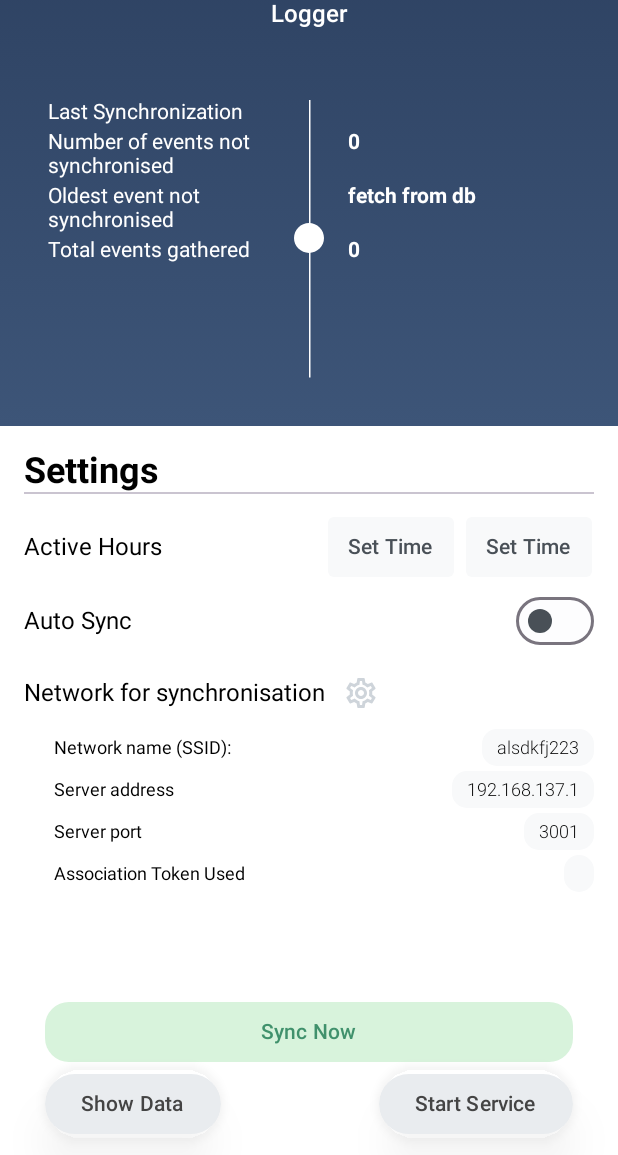
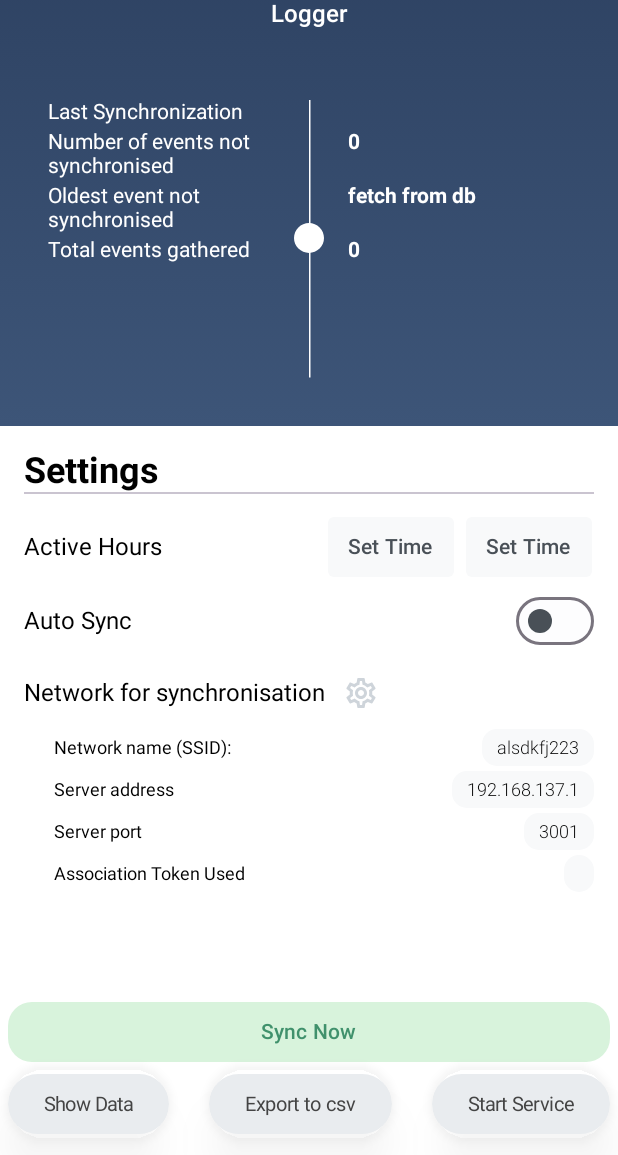
Before and after one commit to marekStef/decentralised-storage-system, an Android app built with Jetpack Compose: the MainScreen screen opened through its navigation route, on a phone screen of 412 x 824 dp, the part 81-1236 px from its top. Run offline under Robolectric (Android 15) with nearby library versions, the phone set to English and light mode, and no system bars; our stand-ins replace accompanist, livedata-compose; 1 statement that could not run was skipped.

Commit message:
added an option for exporting locations to csv

```diff
--- a/source_apps/locationTracker/app/src/main/java/com/example/locationtracker/screens/ProfilesAndPermissionsScreen/ProfilesAndPermissionsScreen.kt
+++ b/source_apps/locationTracker/app/src/main/java/com/example/locationtracker/screens/ProfilesAndPermissionsScreen/ProfilesAndPermissionsScreen.kt
@@ -62,6 +62,8 @@ fun ProfilesAndPermissionsScreen(
 
     val isAskingForPermissions = mainViewModel.isAskingForPermissions.observeAsState()
     val askingForPermissionsStatus = mainViewModel.askingForPermissionsStatus.observeAsState()
+
+    val isRegistrationSetupProperly = mainViewModel.isRegistrationSetupProperly.observeAsState()
 //
 //    val isLoadingDataStorageServerReachability =
 //        mainViewModel.isLoadingDataStorageServerReachability.observeAsState()
@@ -302,6 +304,7 @@ fun ProfilesAndPermissionsScreen(
                             modifier = Modifier.fillMaxWidth(),
                             shape = RoundedCornerShape(4.dp),
                             onClick = {
+                                mainViewModel.updateIsRegistrationSetupProperly(true)
                                 navController.navigate("mainScreen")
                             }) {
                             Text("Proceed to the app")
--- a/source_apps/locationTracker/app/src/main/java/com/example/locationtracker/screens/mainScreen/MainScreen.kt
+++ b/source_apps/locationTracker/app/src/main/java/com/example/locationtracker/screens/mainScreen/MainScreen.kt
@@ -27,18 +27,14 @@ import androidx.compose.foundation.layout.fillMaxWidth
 import androidx.compose.foundation.layout.height
 import androidx.compose.foundation.layout.padding
 import androidx.compose.foundation.layout.width
-import androidx.compose.foundation.layout.wrapContentSize
 import androidx.compose.foundation.lazy.LazyColumn
 import androidx.compose.foundation.shape.RoundedCornerShape
 import androidx.compose.material.Icon
 import androidx.compose.material.IconButton
 import androidx.compose.material.icons.Icons
-import androidx.compose.material.icons.automirrored.filled.ArrowBack
-import androidx.compose.material.icons.filled.Settings
 import androidx.compose.material.icons.outlined.Settings
 import androidx.compose.material3.ButtonDefaults
 import androidx.compose.material3.Divider
-import androidx.compose.material3.MaterialTheme
 import androidx.compose.material3.Switch
 import androidx.compose.material3.SwitchDefaults
 import androidx.compose.runtime.LaunchedEffect
@@ -49,6 +45,7 @@ import androidx.compose.ui.draw.shadow
 import androidx.compose.ui.graphics.Color
 import androidx.compose.ui.platform.LocalContext
 import androidx.compose.ui.res.colorResource
+import androidx.compose.ui.text.TextStyle
 import androidx.compose.ui.text.font.FontWeight
 import androidx.compose.ui.unit.dp
 import androidx.compose.ui.unit.sp
@@ -61,6 +58,7 @@ import com.example.locationtracker.screens.mainScreen.components.FineLocationPer
 import com.example.locationtracker.screens.mainScreen.components.PermissionDialog
 import com.example.locationtracker.screens.mainScreen.components.BackgroundLocationPermissionTextProvider
 import com.example.locationtracker.screens.mainScreen.components.CoarseLocationPermissionTextProvider
+import com.example.locationtracker.screens.mainScreen.components.ExportButton
 import com.example.locationtracker.screens.mainScreen.components.SyncStatusCard
 import com.example.locationtracker.viewModel.MainViewModel
 import java.util.Calendar
@@ -427,7 +425,7 @@ fun MainScreen(
         Column(
             modifier = Modifier
                 .fillMaxSize()
-                .padding(bottom = 10.dp, start = 30.dp, end = 30.dp),
+                .padding(bottom = 10.dp, start = 5.dp, end = 5.dp),
             verticalArrangement = Arrangement.Bottom,
             horizontalAlignment = Alignment.CenterHorizontally
         ) {
@@ -437,7 +435,9 @@ fun MainScreen(
 //
 //            ) {
             Row() {
-                Button(modifier = Modifier.fillMaxWidth().padding(0.dp),
+                Button(modifier = Modifier
+                    .fillMaxWidth()
+                    .padding(0.dp),
                     shape = RoundedCornerShape(16.dp),
                     colors = ButtonDefaults.buttonColors(
                         containerColor = colorResource(id = R.color.green0),
@@ -475,8 +475,16 @@ fun MainScreen(
                         contentColor = Color.DarkGray
                     ),
                     onClick = { navController.navigate("logScreen") }) {
-                    Text("Show Data")
+                    Text(
+                        "Show Data",
+                        style = TextStyle(
+                            fontSize = 13.sp
+                        )
+                    )
                 }
+
+                ExportButton(activity, viewModel)
+
 //                Spacer(modifier = Modifier.width(42.dp))
                 ServiceControlButton(applicationContext, viewModel)
             }
@@ -536,7 +544,12 @@ fun ServiceControlButton(
             }
 
         }) {
-        Text(if (isServiceRunning) "Stop Service" else "Start Service")
+        Text(
+            if (isServiceRunning) "Stop Service" else "Start Service",
+            style = TextStyle(
+                fontSize = 13.sp
+            )
+        )
     }
 }
 
--- /dev/null
+++ b/source_apps/locationTracker/app/src/main/java/com/example/locationtracker/screens/mainScreen/components/ExportButton.kt
@@ -0,0 +1,63 @@
+package com.example.locationtracker.screens.mainScreen.components
+
+import android.app.Activity
+import android.util.Log
+import androidx.compose.foundation.layout.padding
+import androidx.compose.foundation.shape.RoundedCornerShape
+import androidx.compose.material3.Button
+import androidx.compose.material3.ButtonDefaults
+import androidx.compose.material3.Text
+import androidx.compose.runtime.Composable
+import androidx.compose.runtime.LaunchedEffect
+import androidx.compose.runtime.getValue
+import androidx.compose.runtime.livedata.observeAsState
+import androidx.compose.ui.Modifier
+import androidx.compose.ui.draw.shadow
+import androidx.compose.ui.graphics.Color
+import androidx.compose.ui.res.colorResource
+import androidx.compose.ui.text.TextStyle
+import androidx.compose.ui.unit.dp
+import androidx.compose.ui.unit.sp
+import androidx.work.WorkInfo
+import com.example.locationtracker.R
+import com.example.locationtracker.utils.showAlertDialogWithOkButton
+import com.example.locationtracker.viewModel.MainViewModel
+
+@Composable
+fun ExportButton(activity: Activity, mainViewModel: MainViewModel) {
+    val workInfo by mainViewModel.workInfo.observeAsState()
+
+    LaunchedEffect(workInfo) {
+        when (workInfo?.state) {
+            WorkInfo.State.SUCCEEDED -> {
+                val filePath = workInfo!!.outputData.getString("filePath")
+                Log.d("ExportCSV", "File exported to: $filePath")
+                mainViewModel.setTempFilePath("$filePath") // this will trigger file picker to open
+            }
+            WorkInfo.State.FAILED -> {
+                showAlertDialogWithOkButton(activity, "Error", "There was an error generating the file")
+                Log.e("ExportCSV", "Export failed")
+            }
+            else -> {}
+        }
+    }
+
+    Button(
+        modifier = Modifier
+            .shadow(
+                elevation = 15.dp,
+                spotColor = Color.LightGray,
+                shape = RoundedCornerShape(40.dp)
+            )
+            .padding(0.dp),
+        colors = ButtonDefaults.buttonColors(
+            containerColor = colorResource(id = R.color.gray_light2),
+            contentColor = Color.DarkGray
+        ),
+        onClick = { mainViewModel.exportData() }) {
+        Text("Export to csv", style = TextStyle(
+            fontSize = 13.sp
+        )
+        )
+    }
+}
--- a/source_apps/locationTracker/app/src/main/java/com/example/locationtracker/viewModel/MainViewModel.kt
+++ b/source_apps/locationTracker/app/src/main/java/com/example/locationtracker/viewModel/MainViewModel.kt
@@ -1,11 +1,20 @@
 package com.example.locationtracker.viewModel
 
+import android.app.Activity
+import android.app.Application
+import android.content.Intent
+import android.net.Uri
 import android.util.Log
+import androidx.activity.result.contract.ActivityResultContracts
 import androidx.compose.runtime.mutableStateListOf
+import androidx.lifecycle.AndroidViewModel
 import androidx.lifecycle.LiveData
 import androidx.lifecycle.MutableLiveData
 import androidx.lifecycle.ViewModel
 import androidx.lifecycle.viewModelScope
+import androidx.work.OneTimeWorkRequestBuilder
+import androidx.work.WorkInfo
+import androidx.work.WorkManager
 import com.example.locationtracker.constants.App
 import com.example.locationtracker.constants.DataStorageRelated.UNIQUE_LOCATION_PROFILE_NAME
 
@@ -19,6 +28,7 @@ import com.example.locationtracker.model.DataStorageDetails
 import com.example.locationtracker.model.EmptyDataStorageDetails
 import com.example.locationtracker.model.SyncInfo
 import com.example.locationtracker.utils.loadJsonSchemaFromRes
+import com.example.locationtracker.workManagers.ExportLocationsWorker
 import kotlinx.coroutines.Dispatchers
 import kotlinx.coroutines.delay
 import kotlinx.coroutines.isActive
@@ -49,7 +59,9 @@ enum class PermissionsStatusEnum {
     PERMISSIONS_REQUEST_FAILED
 }
 
-class MainViewModel(private val dbManager: LogsManager, private val preferencesManager: PreferencesManager) : ViewModel() {
+class MainViewModel(private val application: Application, private val dbManager: LogsManager, private val preferencesManager: PreferencesManager) : AndroidViewModel(application) {
+    private val workManager = WorkManager.getInstance(application)
+
     private val TIME_PERIOD_MILLISECONDS = 10000L
 
     // queue for permissions
@@ -230,7 +242,38 @@ class MainViewModel(private val dbManager: LogsManager, private val preferencesM
         }
     }
 
+    private val _isRegistrationSetupProperly = MutableLiveData<Boolean>(false)
+    val isRegistrationSetupProperly: LiveData<Boolean> = _isRegistrationSetupProperly
+    fun updateIsRegistrationSetupProperly(isProperlySetup: Boolean) {
+        _isRegistrationSetupProperly.value = isProperlySetup
+    }
     // data storage server - profile creation [END]
+
+    // csv exporting
+    private val _workInfo = MutableLiveData<WorkInfo>()
+    val workInfo: LiveData<WorkInfo> = _workInfo
+
+    fun exportData() {
+        val request = OneTimeWorkRequestBuilder<ExportLocationsWorker>().build()
+        workManager.getWorkInfoByIdLiveData(request.id).observeForever { workInfo ->
+            _workInfo.postValue(workInfo)
+        }
+        workManager.enqueue(request)
+    }
+
+    private val _tempFilePath = MutableLiveData<String?>() // file path if it's requested to open dialog, otherwise null
+    val tempFilePath: LiveData<String?> = _tempFilePath
+
+    fun setTempFilePath(filePath: String) {
+        _tempFilePath.value = filePath
+    }
+
+    // Reset the trigger to allow for future requests
+    fun resetTempFilePath() {
+        _tempFilePath.value = null
+    }
+
+    // csv exporting [end]
 
     init {
         loadDataStorageDetails()
```
Also changed, not shown: source_apps/locationTracker/app/src/main/java/com/example/locationtracker/MainActivity.kt (+89 -3 lines), source_apps/locationTracker/app/src/main/java/com/example/locationtracker/data/LogsManager.kt (+14 -0 lines), source_apps/locationTracker/app/src/main/java/com/example/locationtracker/utils/FileUtils.kt (added, +24 -0 lines), source_apps/locationTracker/app/src/main/java/com/example/locationtracker/workManagers/ExportLocationsWorker.kt (added, +30 -0 lines).
